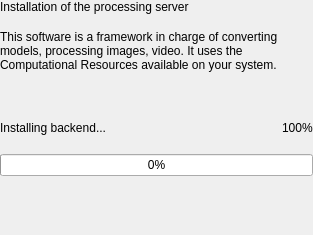
Before: the Qt Designer form ui/designer/ui_backend_install_widget.ui in herlegon/hinstall-wss-gui, drawn with Qt 5.
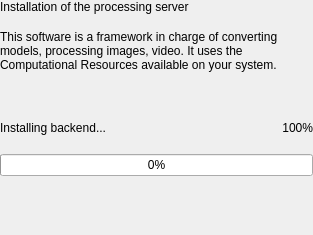
After: the same form once the commit is applied.

The edit to the form file:
```diff
--- a/ui/designer/ui_backend_install_widget.ui
+++ b/ui/designer/ui_backend_install_widget.ui
@@ -81,6 +81,9 @@
          <property name="text">
           <string>100%</string>
          </property>
+         <property name="alignment">
+          <set>Qt::AlignmentFlag::AlignRight|Qt::AlignmentFlag::AlignTrailing|Qt::AlignmentFlag::AlignVCenter</set>
+         </property>
         </widget>
        </item>
       </layout>
```
